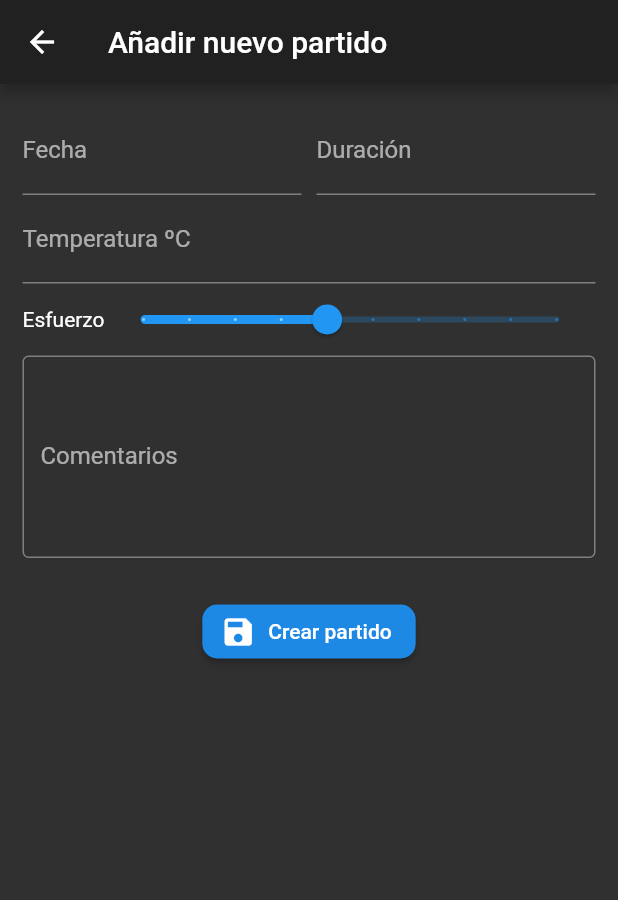
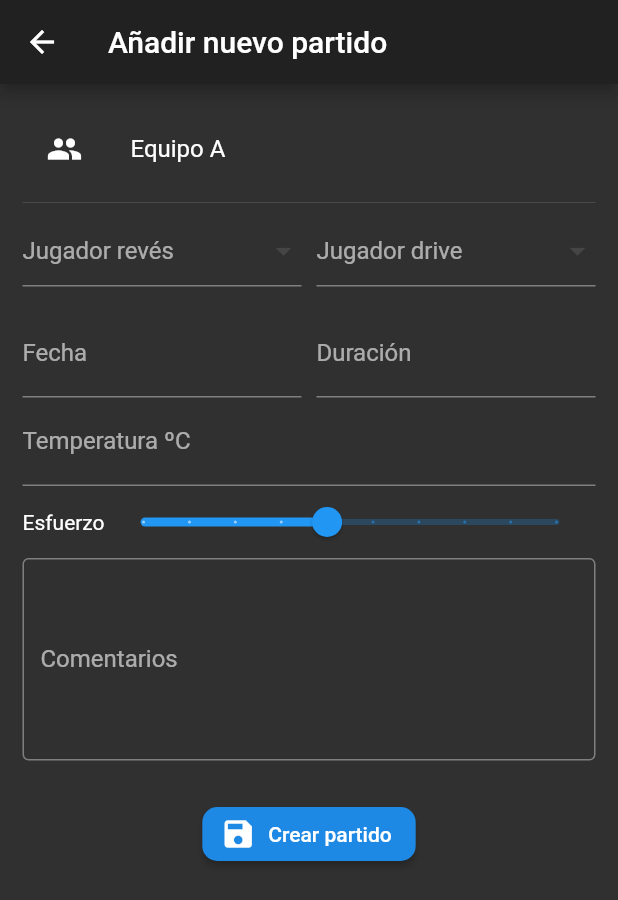
Before and after one commit to carmona44/padel_diary_old, a Flutter app: the MatchFormPage screen opened by its route, on a phone screen of 412 x 824 dp. Shown: the top 900 px of the screen. Run offline on Flutter 3.47's test engine with Material 2 defaults, Android fonts, the phone set to English and light mode, and no system bars; our stand-ins replace modal_bottom_sheet, sqflite; missing offline and left inert: flutter_duration_picker; accounts and stored records are empty.

Commit message:
Added team A input fields

```diff
--- a/lib/pages/forms/match_form_page.dart
+++ b/lib/pages/forms/match_form_page.dart
@@ -1,6 +1,8 @@
 import 'package:flutter/material.dart';
 import 'package:padel_diary/models/match_model.dart';
+import 'package:padel_diary/models/player_model.dart';
 import 'package:padel_diary/providers/match_provider.dart';
+import 'package:padel_diary/providers/player_provider.dart';
 import 'package:provider/provider.dart';
 import 'package:flutter_duration_picker/flutter_duration_picker.dart';
 
@@ -17,9 +19,16 @@ class _MatchFormPageState extends State<MatchFormPage> {
   TextEditingController _durationController = new TextEditingController();
 
   double _effortSliderValue = 5.0;
+  List<Player> _restOfPlayers = [];
 
   @override
   Widget build(BuildContext context) {
+    final _playerProvider = Provider.of<PlayerProvider>(context);
+    final _players = _playerProvider.players;
+    setState(() {
+      _restOfPlayers = _players;
+    });
+
     return Scaffold(
       appBar: AppBar(
         title: Text('Añadir nuevo partido'),
@@ -31,16 +40,24 @@ class _MatchFormPageState extends State<MatchFormPage> {
             key: formKey,
             child: Column(
               children: [
-                /*_inputTeamALeft(),
-                _inputTeamARight(),
-                _inputTeamAFirstSet(),
-                _inputTeamASecondSet(),
-                _inputTeamAThirdSet(),
-                _inputTeamBLeft(),
-                _inputTeamBRight(),
-                _inputTeamBFirstSet(),
-                _inputTeamBSecondSet(),
-                _inputTeamBThirdSet(),*/
+                ListTile(title: Text('Equipo A'), leading: Icon(Icons.people)),
+                Divider(),
+                Row(
+                  children: [
+                    Expanded(child: _inputTeamALeft()),
+                    SizedBox(width: 10.0),
+                    Expanded(child: _inputTeamARight()),
+                  ],
+                ),
+                SizedBox(height: 15.0),
+                //_inputTeamAFirstSet(),
+                //_inputTeamASecondSet(),
+                //_inputTeamAThirdSet(),
+                //_inputTeamBLeft(),
+                //_inputTeamBRight(),
+                //_inputTeamBFirstSet(),
+                //_inputTeamBSecondSet(),
+                //_inputTeamBThirdSet(),
                 //_inputClub(),
                 //_inputTournament(),
                 //_inputBall(),
@@ -60,6 +77,44 @@ class _MatchFormPageState extends State<MatchFormPage> {
           ),
         ),
       ),
+    );
+  }
+
+  Widget _inputTeamALeft() {
+    List<DropdownMenuItem<Player>> _dropdownItems = [];
+    _restOfPlayers.forEach((player) {
+      final _dropdownItem = DropdownMenuItem(
+        child: Text(player.name),
+        value: player,
+      );
+      _dropdownItems.add(_dropdownItem);
+    });
+    return DropdownButtonFormField(
+      hint: Text('Jugador revés'),
+      items: _dropdownItems,
+      onChanged: (value) => setState(() {
+        matchModel.teamALeft = value.playerId;
+      }),
+      onSaved: (value) => matchModel.teamALeft = value.playerId,
+    );
+  }
+
+  Widget _inputTeamARight() {
+    List<DropdownMenuItem<Player>> _dropdownItems = [];
+    _restOfPlayers.forEach((player) {
+      final _dropdownItem = DropdownMenuItem(
+        child: Text(player.name),
+        value: player,
+      );
+      _dropdownItems.add(_dropdownItem);
+    });
+    return DropdownButtonFormField(
+      hint: Text('Jugador drive'),
+      items: _dropdownItems,
+      onChanged: (value) => setState(() {
+        matchModel.teamARight = value.playerId;
+      }),
+      onSaved: (value) => matchModel.teamARight = value.playerId,
     );
   }
 
```
